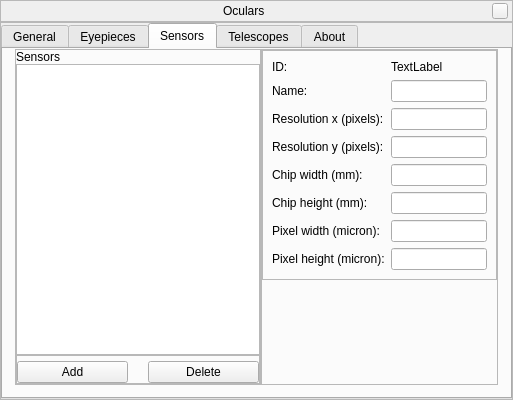
Above: plugins/Oculars/src/gui/ocularDialog.ui from 519984307/stellarium_src before the change. Below: the same form after it.
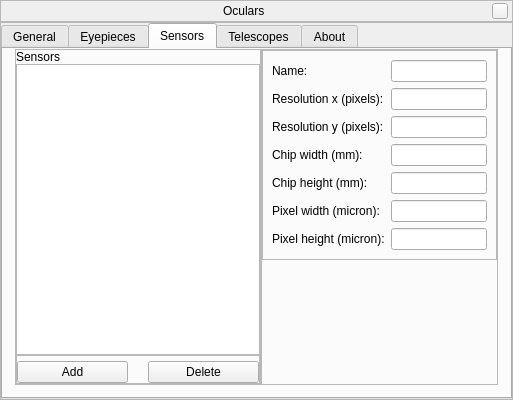
That is the form after the change. The open tabs and pages were chosen to show the change. Custom widgets are drawn as their Qt base class.

Commit message: Directly setting Oculars config window visible when config button pressed, instead of using an action.

What changed in the file:
```diff
--- a/plugins/Oculars/src/gui/ocularDialog.ui
+++ b/plugins/Oculars/src/gui/ocularDialog.ui
@@ -679,28 +679,17 @@
                 <enum>QFrame::Raised</enum>
                </property>
                <layout class="QFormLayout" name="CCDformLayout">
+                <property name="fieldGrowthPolicy">
+                 <enum>QFormLayout::FieldsStayAtSizeHint</enum>
+                </property>
                 <item row="0" column="0">
-                 <widget class="QLabel" name="CCDID_lbl">
-                  <property name="text">
-                   <string>ID:</string>
-                  </property>
-                 </widget>
-                </item>
-                <item row="0" column="1">
-                 <widget class="QLabel" name="CCDID">
-                  <property name="text">
-                   <string>TextLabel</string>
-                  </property>
-                 </widget>
-                </item>
-                <item row="1" column="0">
                  <widget class="QLabel" name="CCDName_lbl">
                   <property name="text">
                    <string>Name:</string>
                   </property>
                  </widget>
                 </item>
-                <item row="1" column="1">
+                <item row="0" column="1">
                  <widget class="QLineEdit" name="ccdName">
                   <property name="sizePolicy">
                    <sizepolicy hsizetype="Expanding" vsizetype="Fixed">
@@ -719,14 +708,14 @@
                   </property>
                  </widget>
                 </item>
-                <item row="2" column="0">
+                <item row="1" column="0">
                  <widget class="QLabel" name="CCDResX_lbl">
                   <property name="text">
                    <string>Resolution x (pixels):</string>
                   </property>
                  </widget>
                 </item>
-                <item row="2" column="1">
+                <item row="1" column="1">
                  <widget class="QLineEdit" name="ccdResX">
                   <property name="sizePolicy">
                    <sizepolicy hsizetype="Expanding" vsizetype="Fixed">
@@ -745,14 +734,14 @@
                   </property>
                  </widget>
                 </item>
-                <item row="3" column="0">
+                <item row="2" column="0">
                  <widget class="QLabel" name="CCDResY_lbl">
                   <property name="text">
                    <string>Resolution y (pixels):</string>
                   </property>
                  </widget>
                 </item>
-                <item row="3" column="1">
+                <item row="2" column="1">
                  <widget class="QLineEdit" name="ccdResY">
                   <property name="sizePolicy">
                    <sizepolicy hsizetype="Expanding" vsizetype="Fixed">
@@ -771,14 +760,14 @@
                   </property>
                  </widget>
                 </item>
-                <item row="4" column="0">
+                <item row="3" column="0">
                  <widget class="QLabel" name="CCDChipX_lbl">
                   <property name="text">
                    <string>Chip width (mm):</string>
                   </property>
                  </widget>
                 </item>
-                <item row="4" column="1">
+                <item row="3" column="1">
                  <widget class="QLineEdit" name="ccdChipX">
                   <property name="sizePolicy">
                    <sizepolicy hsizetype="Expanding" vsizetype="Fixed">
@@ -797,14 +786,14 @@
                   </property>
                  </widget>
                 </item>
-                <item row="5" column="0">
+                <item row="4" column="0">
                  <widget class="QLabel" name="CCDChipY_lbl">
                   <property name="text">
                    <string>Chip height (mm):</string>
                   </property>
                  </widget>
                 </item>
-                <item row="5" column="1">
+                <item row="4" column="1">
                  <widget class="QLineEdit" name="ccdChipY">
                   <property name="sizePolicy">
                    <sizepolicy hsizetype="Expanding" vsizetype="Fixed">
@@ -823,14 +812,14 @@
                   </property>
                  </widget>
                 </item>
-                <item row="6" column="0">
+                <item row="5" column="0">
                  <widget class="QLabel" name="CCDPixelX_lbl">
                   <property name="text">
                    <string>Pixel width (micron):</string>
                   </property>
                  </widget>
                 </item>
-                <item row="6" column="1">
+                <item row="5" column="1">
                  <widget class="QLineEdit" name="ccdPixelX">
                   <property name="sizePolicy">
                    <sizepolicy hsizetype="Expanding" vsizetype="Fixed">
@@ -849,14 +838,14 @@
                   </property>
                  </widget>
                 </item>
-                <item row="7" column="0">
+                <item row="6" column="0">
                  <widget class="QLabel" name="CCDPixelY_lbl">
                   <property name="text">
                    <string>Pixel height (micron):</string>
                   </property>
                  </widget>
                 </item>
-                <item row="7" column="1">
+                <item row="6" column="1">
                  <widget class="QLineEdit" name="ccdPixelY">
                   <property name="sizePolicy">
                    <sizepolicy hsizetype="Expanding" vsizetype="Fixed">
```
Left out of the diff: 84 changed lines with no effect on the pictures. The commit also changes 1 other file.
